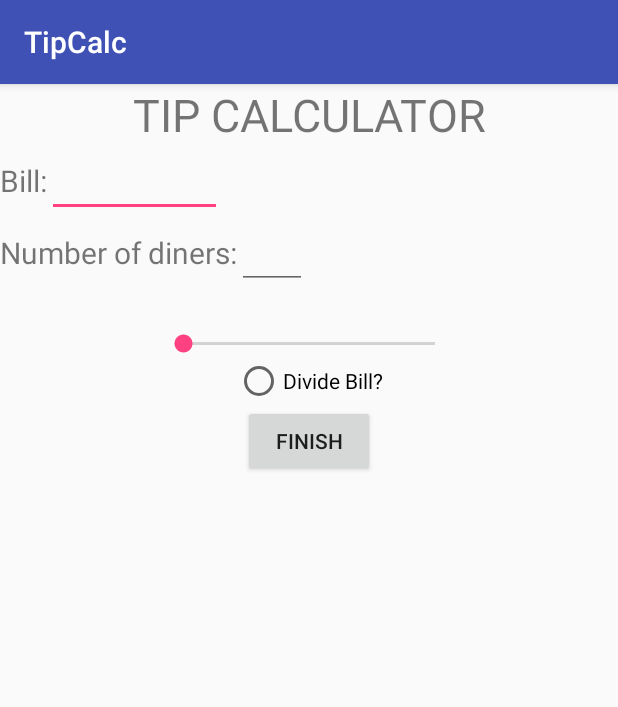
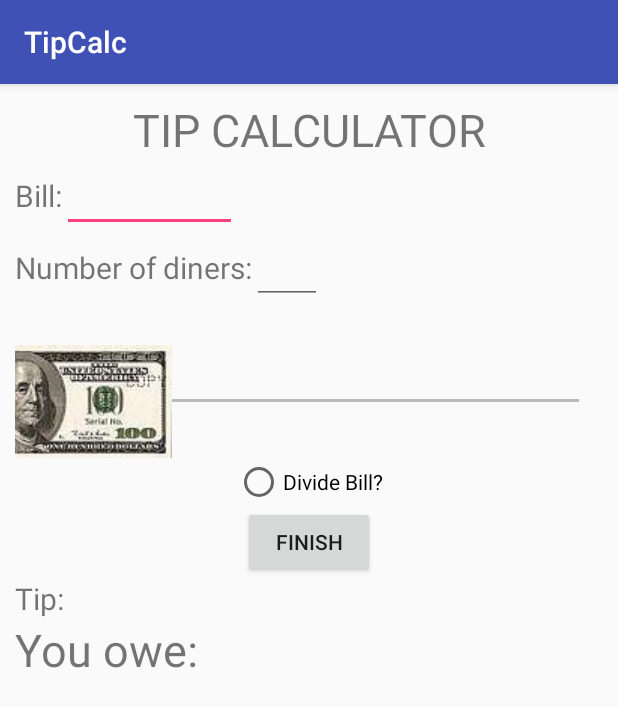
Before and after one commit to agborillo/tipcalc, an Android app: the screen it shows after launch (MainActivity), on a phone screen of 412 x 824 dp. Shown: the top 707 px of the screen. Run offline under Robolectric (Android 15) with nearby library versions, the phone set to English and light mode, and no system bars.

Commit message:
final tipcalc

```diff
--- a/TipCalc/app/src/main/java/com/example/android/tipcalc/MainActivity.java
+++ b/TipCalc/app/src/main/java/com/example/android/tipcalc/MainActivity.java
@@ -62,6 +62,6 @@ public class MainActivity extends AppCompatActivity {
             result=result/l;
         }
         outputtip.setText("Tip: $"+tiptotal+"");
-        outputbill.setText("You owe: $"+result+"");
+        outputbill.setText("You owe: $"+String.format("%.2f", result));
     }
 }
--- a/TipCalc/app/src/main/res/layout/activity_main.xml
+++ b/TipCalc/app/src/main/res/layout/activity_main.xml
@@ -3,7 +3,8 @@
     xmlns:tools="http://schemas.android.com/tools"
     android:layout_width="match_parent"
     android:layout_height="match_parent"
-    tools:context="com.example.android.tipcalc.MainActivity">
+    tools:context="com.example.android.tipcalc.MainActivity"
+    android:padding="10dp">
 
     <TextView
         android:id="@+id/title"
@@ -68,26 +69,28 @@
         />
     <SeekBar
         android:id="@+id/seekbar"
-        android:layout_width="200sp"
+        android:layout_width="1000dp"
         android:layout_height="wrap_content"
         android:layout_below="@id/percent"
         android:layout_centerHorizontal="true"
+        android:progressBackgroundTint="#000000"
+        android:thumb="@drawable/small"
         />
     <TextView
         android:id="@+id/tipout"
         android:layout_width="match_parent"
         android:layout_height="wrap_content"
-        android:text=""
+        android:text="Tip: "
         android:textSize="20sp"
-        android:gravity="center"
+        android:gravity=""
         android:layout_below="@id/finalButton" />
     <TextView
         android:layout_width="match_parent"
         android:layout_height="wrap_content"
         android:id="@+id/totalbill"
-        android:text=""
+        android:text="You owe: "
         android:textSize="30sp"
-        android:gravity="center"
+        android:gravity=""
         android:layout_below="@id/tipout"
         />
     <RadioGroup
```
Also changed, not shown: TipCalc/app/src/main/res/drawable/small.JPG (added).
